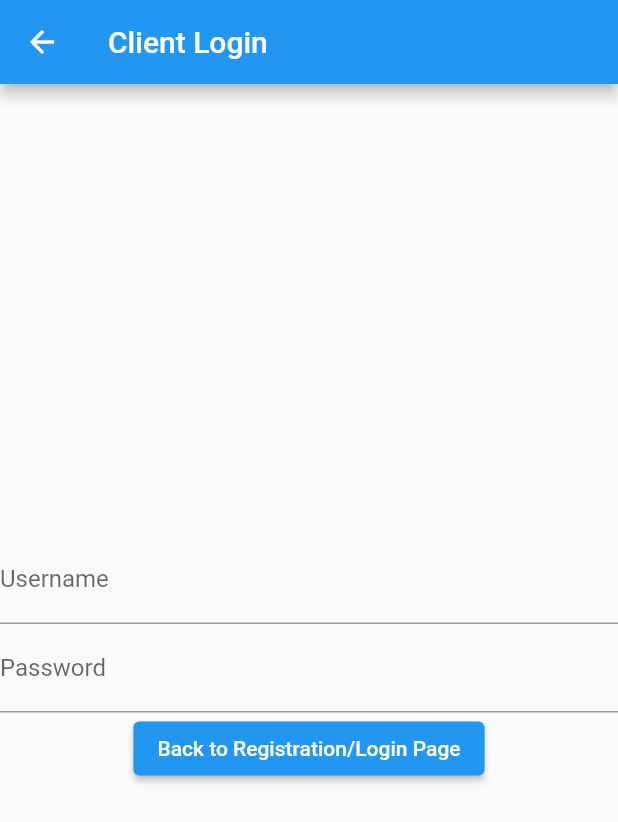
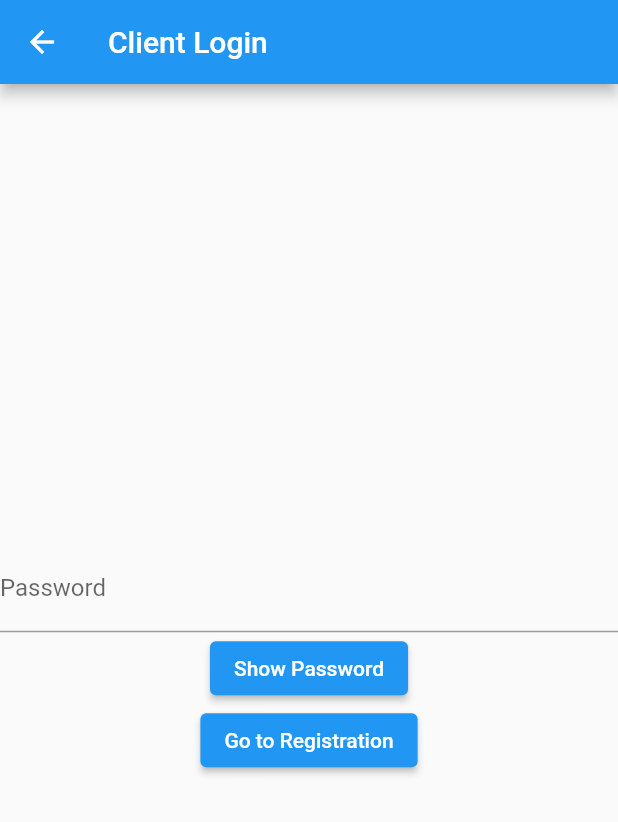
Before and after one commit to BrownYoga/Work-For-Me, a Flutter app: the ClientLogin screen opened by its route, on a phone screen of 412 x 824 dp. Shown: the top 822 px of the screen. Run offline on Flutter 3.47's test engine with Material 2 defaults, Android fonts, the phone set to English and light mode, and no system bars; our stand-ins replace flutter_spinkit.

Commit message:
Update client_login.dart

```diff
--- a/work_for_me/lib/client/client_login.dart
+++ b/work_for_me/lib/client/client_login.dart
@@ -1,7 +1,14 @@
 import 'package:flutter/material.dart';
 
-class ClientLogin extends StatelessWidget {
+class ClientLogin extends StatefulWidget {
   const ClientLogin({Key? key}) : super(key: key);
+
+  @override
+  _ClientLoginState createState() => _ClientLoginState();
+}
+
+class _ClientLoginState extends State<ClientLogin> {
+  bool showPassword = false;
 
   @override
   Widget build(BuildContext context) {
@@ -12,18 +19,25 @@ class ClientLogin extends StatelessWidget {
       body: Column(
         mainAxisAlignment: MainAxisAlignment.center,
         children: [
-          const TextField(
-            decoration: InputDecoration(labelText: 'Username'),
-          ),
-          const TextField(
-            decoration: InputDecoration(labelText: 'Password'),
-            obscureText: true,
+          TextField(
+            obscureText: !showPassword,
+            decoration: const InputDecoration(
+              labelText: 'Password',
+            ),
           ),
           ElevatedButton(
             onPressed: () {
-              Navigator.pop(context);
+              setState(() {
+                showPassword = !showPassword;
+              });
             },
-            child: const Text('Back to Registration/Login Page'),
+            child: Text(showPassword ? 'Hide Password' : 'Show Password'),
+          ),
+          ElevatedButton(
+            onPressed: () {
+              Navigator.pushNamed(context, '/client_reg_log');
+            },
+            child: const Text('Go to Registration'),
           ),
         ],
       ),
```
